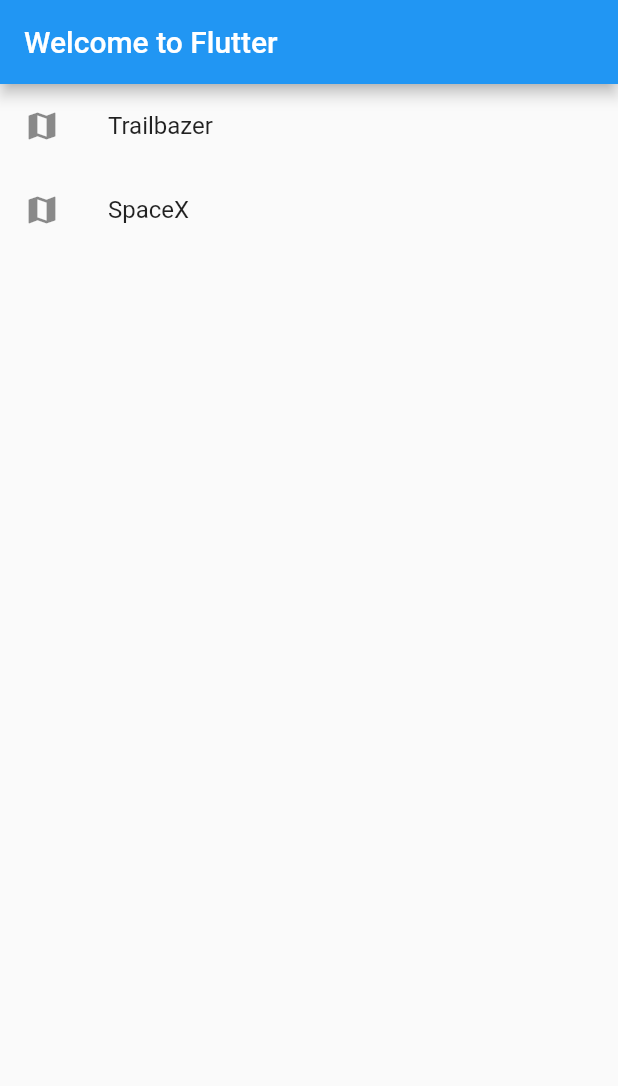
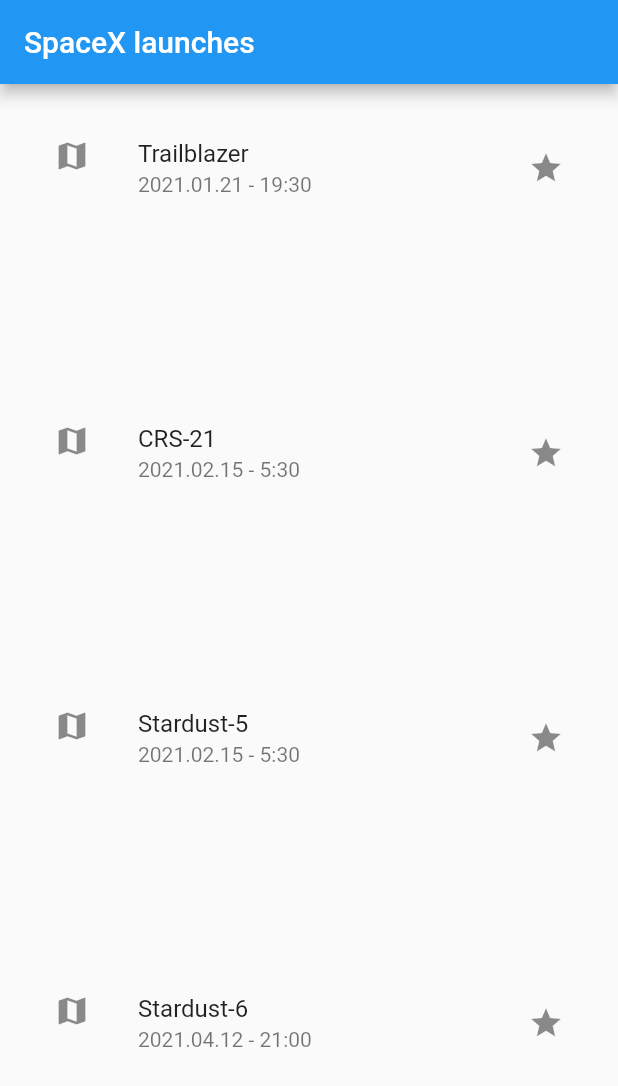
Before and after one commit to MeruyertBekzhigit/flutter-listing-app, a Flutter app: the screen it shows after launch, on a phone screen of 412 x 824 dp. Shown: the top 1086 px of the screen. Run offline on Flutter 3.47's test engine with Material 2 defaults, Android fonts, the phone set to English and light mode, and no system bars; Roboto replaces fonts that are missing (Raleway).

Commit message:
List populated with mock data

```diff
--- a/lib/main.dart
+++ b/lib/main.dart
@@ -1,33 +1,10 @@
 import 'package:flutter/material.dart';
+import 'package:sample_listing_app/pages/launchlistpage.dart';
 
 void main() {
-  runApp(const MyApp());
+  runApp(MaterialApp(
+    theme: ThemeData(fontFamily: 'Raleway'),
+    debugShowCheckedModeBanner: false,
+    home: LaunchListPage()
+  ));
 }
-
-class MyApp extends StatelessWidget {
-  const MyApp({super.key});
-
-  @override
-  Widget build(BuildContext context) {
-    return MaterialApp(
-      title: 'SpaceX launches',
-      home: Scaffold(
-        appBar: AppBar(
-          title: const Text('Welcome to Flutter'),
-        ),
-        body: ListView(
-          children: const <Widget>[
-            ListTile(
-              leading: Icon(Icons.map),
-              title: Text('Trailbazer')
-            ),
-            ListTile(
-              leading: Icon(Icons.map),
-              title: Text('SpaceX')
-            )
-          ],
-        ),
-      ),
-    );
-  }
-}
--- /dev/null
+++ b/lib/models/launch.dart
@@ -0,0 +1,17 @@
+import 'dart:ui';
+
+class Launch {
+  String name;
+  String date;
+  String icon;
+  String payloadNumber;
+
+  Launch(
+    {
+    this.name = "",
+    this.date = "",
+    this.icon = "",
+    this.payloadNumber = ""
+    }
+  );
+}
--- /dev/null
+++ b/lib/pages/launchlistpage.dart
@@ -0,0 +1,35 @@
+import 'package:flutter/material.dart';
+import 'package:sample_listing_app/utils.dart';
+
+import '../models/launch.dart';
+
+class LaunchListPage extends StatelessWidget {
+  static const IconData star = IconData(0xe5f9, fontFamily: 'MaterialIcons');
+  List<Launch> launches = Utils.getMockedLaunches();
+
+  @override
+  Widget build(BuildContext context) {
+    return Scaffold(
+        appBar: AppBar(
+          title: const Text('SpaceX launches'),
+        ),
+        body: ListView.builder(
+         itemCount: launches.length,
+          itemBuilder: (BuildContext ctx, int index) {
+           return Container(
+             margin: EdgeInsets.all(20),
+             height: 150,
+             child: ListTile(
+                      leading: Icon(Icons.map),
+                      title: Text(launches[index].name),
+                      subtitle: Text(launches[index].date),
+                      trailing: Icon(star)
+                  ),
+
+
+           );
+          }
+        ),
+      );
+  }
+}
--- /dev/null
+++ b/lib/utils.dart
@@ -0,0 +1,32 @@
+import 'models/launch.dart';
+
+class Utils {
+  static List<Launch> getMockedLaunches() {
+    return [
+      Launch(
+        name: "Trailblazer",
+        date: "2021.01.21 - 19:30",
+        icon: "ttps://live.staticflickr.com/65535/49635401403_96f9c322dc_o.jpg",
+        payloadNumber: "5"
+      ),
+      Launch(
+          name: "CRS-21",
+          date: "2021.02.15 - 5:30",
+          icon: "ttps://live.staticflickr.com/65535/49635401403_96f9c322dc_o.jpg",
+          payloadNumber: "2"
+      ),
+      Launch(
+          name: "Stardust-5",
+          date: "2021.02.15 - 5:30",
+          icon: "ttps://live.staticflickr.com/65535/49635401403_96f9c322dc_o.jpg",
+          payloadNumber: "10"
+      ),
+      Launch(
+          name: "Stardust-6",
+          date: "2021.04.12 - 21:00",
+          icon: "ttps://live.staticflickr.com/65535/49635401403_96f9c322dc_o.jpg",
+          payloadNumber: "2"
+      ),
+    ];
+  }
+}
```
